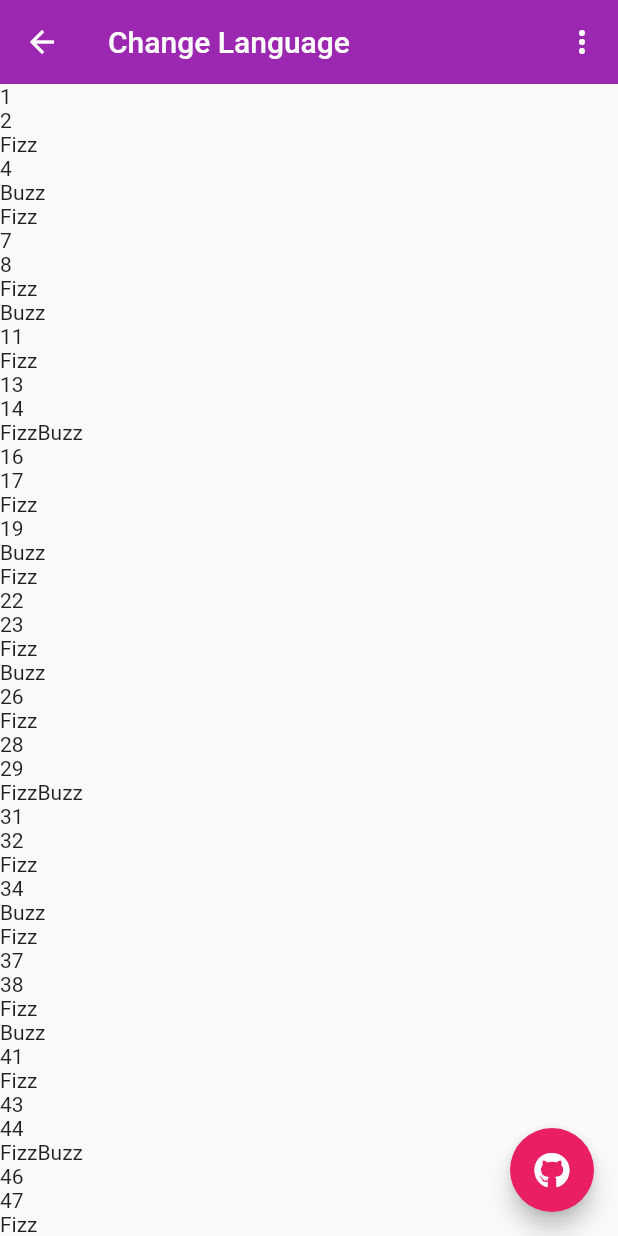
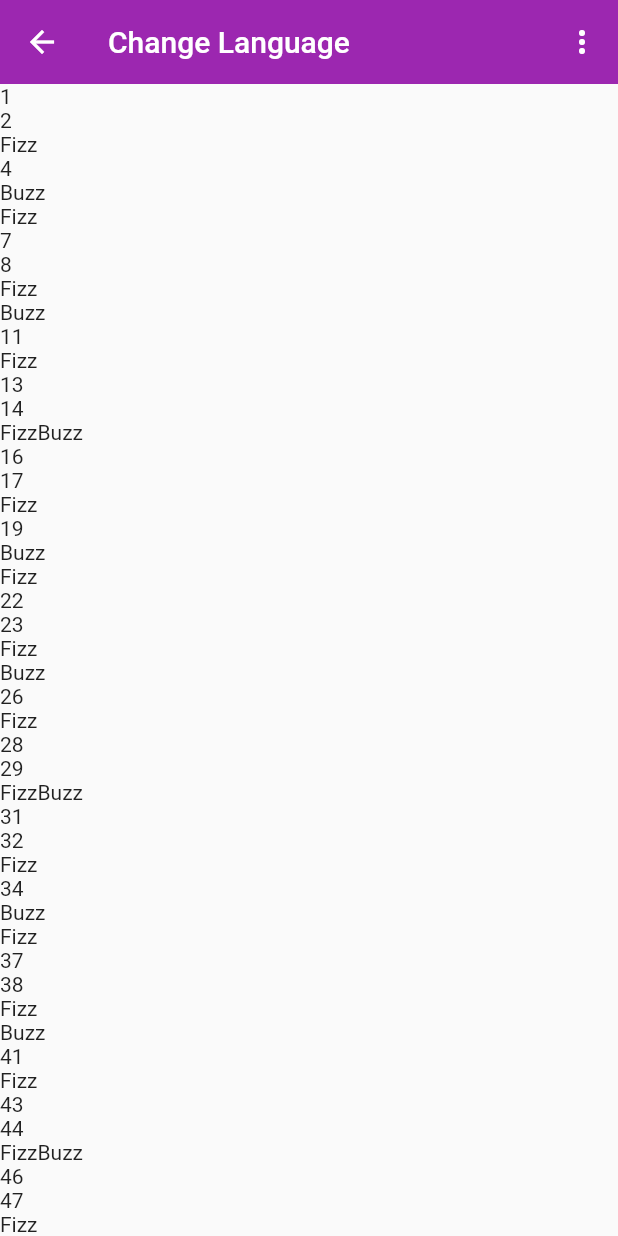
Before and after one commit to gautamswostik/some-flutter-lessons, a Flutter app: the AppLanguage screen opened directly, on a phone screen of 412 x 824 dp. Run offline on Flutter 3.47's test engine with Material 2 defaults, Android fonts, the phone set to English and light mode, and no system bars; our stand-ins replace audioplayers, bloc, camera, dartz, dio, equatable and 13 more; missing offline and left inert: qr_code_scanner; accounts and stored records are empty; statements that could not run were skipped.

Commit message:
removed github link linking specific branchs

```diff
--- a/lib/screens/app_theme/app_theme_screen.dart
+++ b/lib/screens/app_theme/app_theme_screen.dart
@@ -21,12 +21,6 @@ class _AppThemeState extends State<AppTheme> {
   @override
   Widget build(BuildContext context) {
     return Scaffold(
-      floatingActionButton: FloatingActionButton(
-        onPressed: () async {
-          await launchInBrowser(GithubLinks.darkModeBranch);
-        },
-        child: const FaIcon(FontAwesomeIcons.github),
-      ),
       appBar: AppBar(
         title: Text(AppTexts.darkModeAppTitle.translateTo(context)),
         actions: [
--- a/lib/screens/audio_player/audio_player_screen.dart
+++ b/lib/screens/audio_player/audio_player_screen.dart
@@ -50,12 +50,6 @@ class _AudioPlayerScreenState extends State<AudioPlayerScreen> {
       child: DefaultTabController(
         length: 3,
         child: Scaffold(
-          floatingActionButton: FloatingActionButton(
-            onPressed: () async {
-              await launchInBrowser(GithubLinks.audioPlayerBranch);
-            },
-            child: const FaIcon(FontAwesomeIcons.github),
-          ),
           bottomNavigationBar: BottomNavigationBar(
             showSelectedLabels: true,
             items: <BottomNavigationBarItem>[
--- a/lib/screens/image_picker/image_picker_screen.dart
+++ b/lib/screens/image_picker/image_picker_screen.dart
@@ -61,12 +61,6 @@ class _ImageAndVideoPickerState extends State<ImageAndVideoPicker> {
   @override
   Widget build(BuildContext context) {
     return Scaffold(
-      floatingActionButton: FloatingActionButton(
-        onPressed: () async {
-          await launchInBrowser(GithubLinks.imagePickerBranch);
-        },
-        child: const FaIcon(FontAwesomeIcons.github),
-      ),
       appBar: AppBar(
         title: Text(AppTexts.imagePicker.translateTo(context)),
         actions: [
--- a/lib/screens/localization/app_language_screen.dart
+++ b/lib/screens/localization/app_language_screen.dart
@@ -21,12 +21,6 @@ class _AppLanguageState extends State<AppLanguage> {
   @override
   Widget build(BuildContext context) {
     return Scaffold(
-      floatingActionButton: FloatingActionButton(
-        onPressed: () async {
-          await launchInBrowser(GithubLinks.languageBranch);
-        },
-        child: const FaIcon(FontAwesomeIcons.github),
-      ),
       appBar: AppBar(
         title: Text(AppTexts.languageAppTitle.translateTo(context)),
         actions: [
--- a/lib/screens/video_player/video_player_screen.dart
+++ b/lib/screens/video_player/video_player_screen.dart
@@ -21,12 +21,6 @@ class _VideoPlayerScreenState extends State<VideoPlayerScreen> {
     return DefaultTabController(
       length: 3,
       child: Scaffold(
-        floatingActionButton: FloatingActionButton(
-          onPressed: () async {
-            await launchInBrowser(GithubLinks.videoPlayerBranch);
-          },
-          child: const FaIcon(FontAwesomeIcons.github),
-        ),
         appBar: AppBar(
           title: Text(AppTexts.videoPlayer.translateTo(context)),
           bottom: TabBar(
--- a/lib/utils/app_texts/gitbub_links.dart
+++ b/lib/utils/app_texts/gitbub_links.dart
@@ -2,14 +2,4 @@ class GithubLinks {
   const GithubLinks();
   static const String githubLink =
       'https://github.com/gautamswostik/some-flutter-lessons';
-  static const String darkModeBranch =
-      'https://github.com/gautamswostik/some-flutter-lessons/tree/dark-mode';
-  static const String languageBranch =
-      'https://github.com/gautamswostik/some-flutter-lessons/tree/localization';
-  static const String imagePickerBranch =
-      'https://github.com/gautamswostik/some-flutter-lessons/tree/image-picker';
-  static const String videoPlayerBranch =
-      'https://github.com/gautamswostik/some-flutter-lessons/tree/video-player';
-  static const String audioPlayerBranch =
-      'https://github.com/gautamswostik/some-flutter-lessons/tree/audio-player';
 }
```
